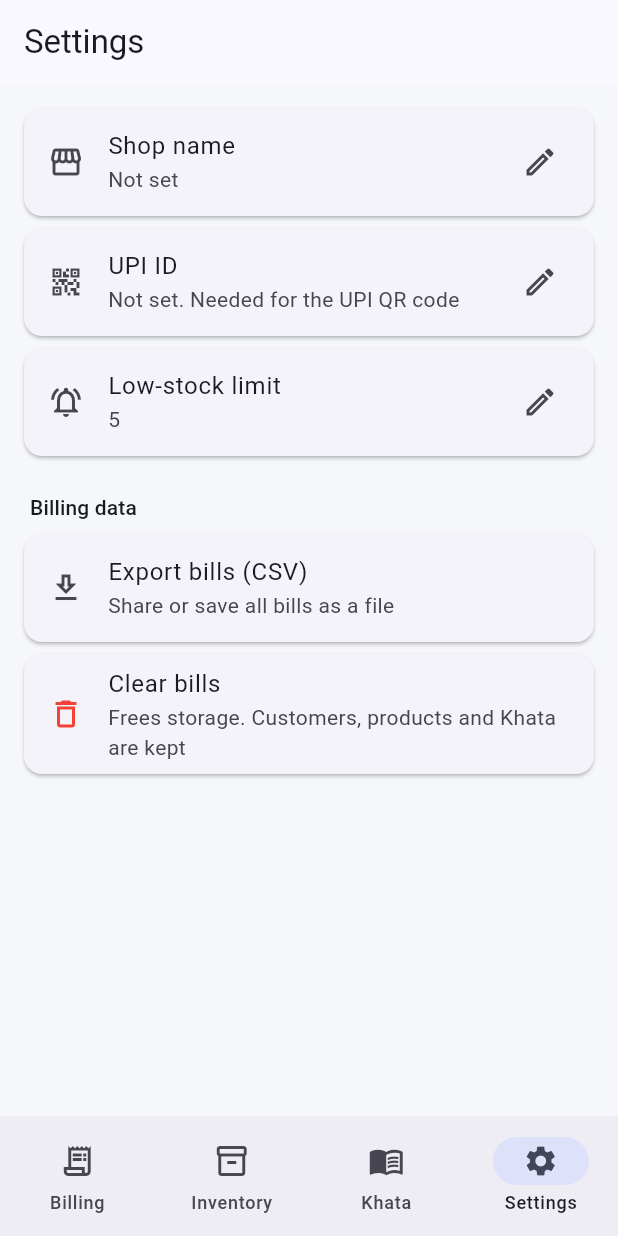
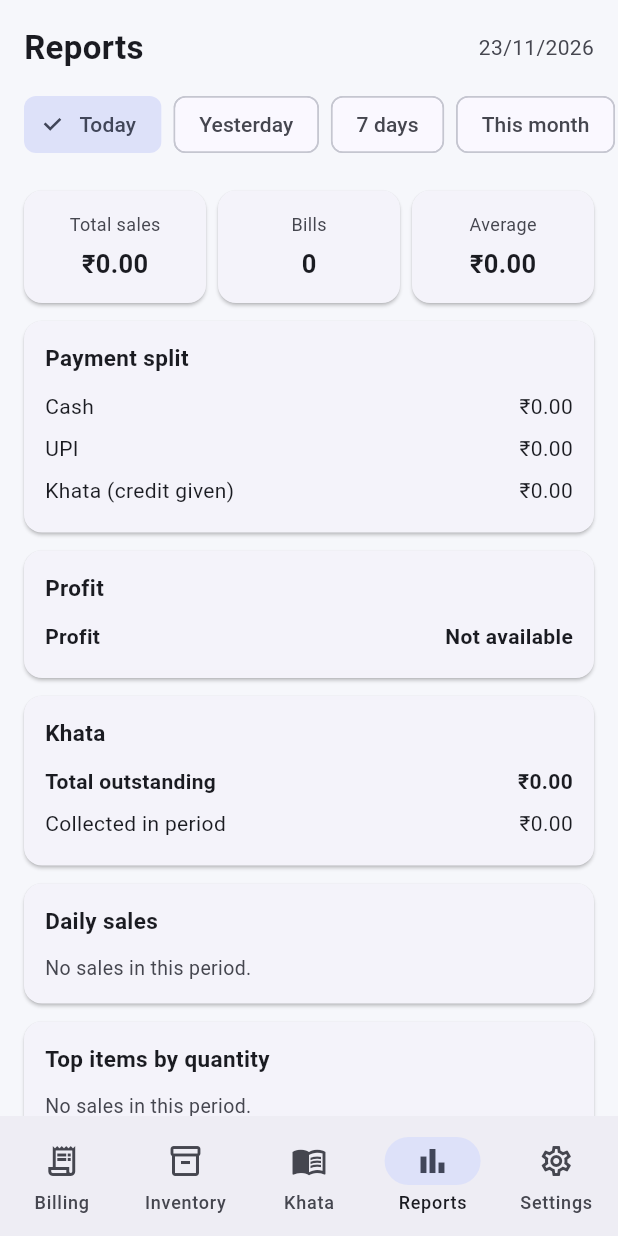
Before and after one commit to mhd-py/shop, a Flutter app: the screen it shows after launch, item 4 of the bottom bar chosen, on a phone screen of 412 x 824 dp. Run offline on Flutter 3.47's test engine with Material 3 defaults, Android fonts, the phone set to English and light mode, and no system bars; our stand-ins replace drift, drift_flutter, material_ui, qr_flutter, share_plus; accounts and stored records are empty; generated files the repository leaves out were written again.

Commit message:
Reports: sales, profit, Khata, top items, low stock

```diff
--- a/lib/data/bill_repository.dart
+++ b/lib/data/bill_repository.dart
@@ -24,11 +24,12 @@ class CartLine {
 }
 
 class _Draft {
-  _Draft(this.product, this.unit, this.quantity, this.price);
+  _Draft(this.product, this.unit, this.quantity, this.price, this.cost);
   final Product product;
   final SaleUnit unit;
   final int quantity;
   final int price;
+  final int cost;
 }
 
 class BillRepository {
@@ -70,20 +71,24 @@ class BillRepository {
           }
           final int price;
           final int pieces;
+          final int cost;
           if (l.unit == SaleUnit.pack) {
             final packPrice = p.sellPackPaise;
             if (p.packSize <= 1 || packPrice == null) {
               throw BillException('${p.name} is not sold in packs');
             }
             price = packPrice;
+            cost = p.costPaise * l.quantity;
             pieces = p.packSize * l.quantity;
           } else {
             price = p.sellPiecePaise;
+            final sz = p.packSize < 1 ? 1 : p.packSize;
+            cost = (p.costPaise * l.quantity * 2 + sz) ~/ (sz * 2);
             pieces = l.quantity;
           }
           needed[p.id] = (needed[p.id] ?? 0) + pieces;
           total += price * l.quantity;
-          drafts.add(_Draft(p, l.unit, l.quantity, price));
+          drafts.add(_Draft(p, l.unit, l.quantity, price, cost));
         }
 
         for (final e in needed.entries) {
@@ -136,6 +141,7 @@ class BillRepository {
                 quantity: d.quantity,
                 unitPricePaise: d.price,
                 lineTotalPaise: d.price * d.quantity,
+                costPaise: Value(d.cost),
               ));
         }
 
--- a/lib/data/database.dart
+++ b/lib/data/database.dart
@@ -17,7 +17,7 @@ class AppDatabase extends _$AppDatabase {
   AppDatabase([QueryExecutor? executor]) : super(executor ?? _open());
 
   @override
-  int get schemaVersion => 5;
+  int get schemaVersion => 6;
 
   @override
   MigrationStrategy get migration => MigrationStrategy(
@@ -39,6 +39,9 @@ class AppDatabase extends _$AppDatabase {
             await m.createTable(bills);
             await m.createTable(billItems);
           }
+          if (from < 6) {
+            await m.addColumn(billItems, billItems.costPaise);
+          }
         },
       );
 
--- /dev/null
+++ b/lib/data/report_repository.dart
@@ -0,0 +1,284 @@
+import 'package:drift/drift.dart';
+
+import 'database.dart';
+import 'tables/bill_items.dart';
+import 'tables/bills.dart';
+import 'tables/ledger_entries.dart';
+
+/// Half-open range: [start, end).
+class DateRange {
+  const DateRange(this.start, this.end);
+  final DateTime start;
+  final DateTime end;
+
+  static DateTime _day(DateTime d) => DateTime(d.year, d.month, d.day);
+
+  factory DateRange.today(DateTime now) {
+    final d = _day(now);
+    return DateRange(d, DateTime(d.year, d.month, d.day + 1));
+  }
+
+  factory DateRange.yesterday(DateTime now) {
+    final d = _day(now);
+    return DateRange(DateTime(d.year, d.month, d.day - 1), d);
+  }
+
+  factory DateRange.last7Days(DateTime now) {
+    final d = _day(now);
+    return DateRange(DateTime(d.year, d.month, d.day - 6),
+        DateTime(d.year, d.month, d.day + 1));
+  }
+
+  factory DateRange.thisMonth(DateTime now) => DateRange(
+      DateTime(now.year, now.month, 1), DateTime(now.year, now.month + 1, 1));
+
+  /// Both days included.
+  factory DateRange.days(DateTime from, DateTime to) {
+    final a = _day(from);
+    final b = _day(to);
+    return DateRange(a, DateTime(b.year, b.month, b.day + 1));
+  }
+}
+
+class SalesSummary {
+  const SalesSummary({
+    required this.totalPaise,
+    required this.billCount,
+    required this.cashPaise,
+    required this.upiPaise,
+    required this.khataPaise,
+    required this.profitPaise,
+    required this.billsWithoutCost,
+  });
+  final int totalPaise;
+  final int billCount;
+  final int cashPaise;
+  final int upiPaise;
+  final int khataPaise;
+
+  /// Null when no sold item in the period has a cost (never a wrong number).
+  final int? profitPaise;
+
+  /// Bills in the period with at least one item that has no cost recorded.
+  final int billsWithoutCost;
+
+  int get averagePaise => billCount == 0 ? 0 : totalPaise ~/ billCount;
+}
+
+class KhataSummary {
+  const KhataSummary({
+    required this.outstandingPaise,
+    required this.collectedPaise,
+    required this.topDebtors,
+  });
+  final int outstandingPaise;
+  final int collectedPaise;
+  final List<Customer> topDebtors;
+}
+
+class TopItem {
+  const TopItem({
+    required this.name,
+    required this.pieces,
+    required this.packs,
+    required this.totalPieces,
+    required this.profitPaise,
+  });
+  final String name;
+  final int pieces;
+  final int packs;
+
+  /// Pieces + packs converted to pieces.
+  final int totalPieces;
+
+  /// Null when none of its lines has a cost.
+  final int? profitPaise;
+}
+
+class DailySales {
+  const DailySales(this.day, this.totalPaise);
+  final DateTime day;
+  final int totalPaise;
+}
+
+class ReportRepository {
+  ReportRepository(this._db);
+  final AppDatabase _db;
+
+  /// THE ONE PLACE that decides which bills count in reports.
+  /// Later: exclude cancelled bills here.
+  Expression<bool> _validBill(Bills t, DateRange r) =>
+      t.createdAt.isBiggerOrEqualValue(r.start) &
+      t.createdAt.isSmallerThanValue(r.end);
+
+  /// THE ONE PLACE that decides a bill's amount.
+  /// Later: use the post-discount total here.
+  int _billAmount(Bill b) => b.totalPaise;
+
+  Future<List<Bill>> _bills(DateRange r) =>
+      (_db.select(_db.bills)..where((t) => _validBill(t, r))).get();
+
+  Future<List<BillItem>> _items(DateRange r) async {
+    final rows = await (_db.select(_db.billItems).join([
+      innerJoin(_db.bills, _db.bills.id.equalsExp(_db.billItems.billId)),
+    ])
+          ..where(_validBill(_db.bills, r)))
+        .get();
+    return rows.map((e) => e.readTable(_db.billItems)).toList();
+  }
+
+  Future<SalesSummary> summary(DateRange r) async {
+    final bills = await _bills(r);
+    final items = await _items(r);
+
+    var total = 0, cash = 0, upi = 0, khata = 0;
+    for (final b in bills) {
+      final a = _billAmount(b);
+      total += a;
+      switch (b.paymentMethod) {
+        case PaymentMethod.cash:
+          cash += a;
+        case PaymentMethod.upi:
+          upi += a;
+        case PaymentMethod.khata:
+          khata += a;
+      }
+    }
+
+    var profit = 0;
+    var costed = 0;
+    final uncosted = <int>{};
+    for (final i in items) {
+      final c = i.costPaise;
+      if (c == null) {
+        uncosted.add(i.billId);
+      } else {
+        profit += i.lineTotalPaise - c;
+        costed++;
+      }
+    }
+
+    return SalesSummary(
+      totalPaise: total,
+      billCount: bills.length,
+      cashPaise: cash,
+      upiPaise: upi,
+      khataPaise: khata,
+      profitPaise: costed == 0 ? null : profit,
+      billsWithoutCost: uncosted.length,
+    );
+  }
+
+  Future<KhataSummary> khata(DateRange r, {int topCount = 5}) async {
+    final customers = await _db.select(_db.customers).get();
+    var outstanding = 0;
+    for (final c in customers) {
+      if (c.balancePaise > 0) outstanding += c.balancePaise;
+    }
+    final debtors = customers.where((c) => c.balancePaise > 0).toList()
+      ..sort((a, b) => b.balancePaise.compareTo(a.balancePaise));
+
+    final entries = await (_db.select(_db.ledgerEntries)
+          ..where((t) =>
+              t.createdAt.isBiggerOrEqualValue(r.start) &
+              t.createdAt.isSmallerThanValue(r.end)))
+        .get();
+    var collected = 0;
+    for (final e in entries) {
+      if (e.type != LedgerType.credit) collected += e.amountPaise;
+    }
+
+    return KhataSummary(
+      outstandingPaise: outstanding,
+      collectedPaise: collected,
+      topDebtors: debtors.take(topCount).toList(),
+    );
+  }
+
+  Future<List<TopItem>> _aggregateItems(DateRange r) async {
+    final items = await _items(r);
+    final products = {
+      for (final p in await _db.select(_db.products).get()) p.id: p,
+    };
+    final map = <String, _Acc>{};
+    for (final i in items) {
+      final key = i.productId?.toString() ?? 'n:${i.productName}';
+      final acc = map.putIfAbsent(key, () => _Acc(i.productName));
+      if (i.unit == SaleUnit.pack) {
+        acc.packs += i.quantity;
+        final size = products[i.productId]?.packSize ?? 1;
+        acc.totalPieces += i.quantity * (size < 1 ? 1 : size);
+      } else {
+        acc.pieces += i.quantity;
+        acc.totalPieces += i.quantity;
+      }
+      final c = i.costPaise;
+      if (c != null) acc.profit = (acc.profit ?? 0) + i.lineTotalPaise - c;
+    }
+    return map.values
+        .map((a) => TopItem(
+              name: a.name,
+              pieces: a.pieces,
+              packs: a.packs,
+              totalPieces: a.totalPieces,
+              profitPaise: a.profit,
+            ))
+        .toList();
+  }
+
+  Future<List<TopItem>> topByQuantity(DateRange r, {int limit = 5}) async {
+    final all = await _aggregateItems(r);
+    all.sort((a, b) => b.totalPieces.compareTo(a.totalPieces));
+    return all.take(limit).toList();
+  }
+
+  /// Only items with a known profit.
+  Future<List<TopItem>> topByProfit(DateRange r, {int limit = 5}) async {
+    final all =
+        (await _aggregateItems(r)).where((a) => a.profitPaise != null).toList();
+    all.sort((a, b) => b.profitPaise!.compareTo(a.profitPaise!));
+    return all.take(limit).toList();
+  }
+
+  /// Products at or below [threshold], lowest stock first.
+  Future<List<Product>> lowStock(int threshold) => (_db.select(_db.products)
+        ..where((t) => t.stock.isSmallerOrEqualValue(threshold))
+        ..orderBy([(t) => OrderingTerm.asc(t.stock)]))
+      .get();
+
+  /// Stock valued at cost price (per piece).
+  Future<int> stockValueAtCost() async {
+    var sum = 0;
+    for (final p in await _db.select(_db.products).get()) {
+      final sz = p.packSize < 1 ? 1 : p.packSize;
+      sum += (p.stock * p.costPaise * 2 + sz) ~/ (sz * 2);
+    }
+    return sum;
+  }
+
+  /// One entry per day in the range (zero for days without sales).
+  Future<List<DailySales>> dailySales(DateRange r) async {
+    final bills = await _bills(r);
+    final byDay = <DateTime, int>{};
+    for (final b in bills) {
+      final d = DateTime(b.createdAt.year, b.createdAt.month, b.createdAt.day);
+      byDay[d] = (byDay[d] ?? 0) + _billAmount(b);
+    }
+    final out = <DailySales>[];
+    var d = r.start;
+    while (d.isBefore(r.end)) {
+      out.add(DailySales(d, byDay[d] ?? 0));
+      d = DateTime(d.year, d.month, d.day + 1);
+    }
+    return out;
+  }
+}
+
+class _Acc {
+  _Acc(this.name);
+  final String name;
+  int pieces = 0;
+  int packs = 0;
+  int totalPieces = 0;
+  int? profit;
+}
--- a/lib/data/tables/bill_items.dart
+++ b/lib/data/tables/bill_items.dart
@@ -16,4 +16,7 @@ class BillItems extends Table {
   IntColumn get quantity => integer()();
   IntColumn get unitPricePaise => integer()();
   IntColumn get lineTotalPaise => integer()();
+
+  /// Total cost of this line at sale time. Null for bills made before v6.
+  IntColumn get costPaise => integer().nullable()();
 }
--- /dev/null
+++ b/lib/features/reports/reports_screen.dart
@@ -0,0 +1,375 @@
+import 'package:material_ui/material_ui.dart';
+
+import '../../core/money.dart';
+import '../../data/database.dart';
+import '../../data/product_extensions.dart';
+import '../../data/report_repository.dart';
+import '../../data/settings_repository.dart';
+
+enum _Period { today, yesterday, week, month, custom }
+
+class _Data {
+  _Data(this.summary, this.khata, this.byQty, this.byProfit, this.low,
+      this.threshold, this.stockValue, this.daily);
+  final SalesSummary summary;
+  final KhataSummary khata;
+  final List<TopItem> byQty;
+  final List<TopItem> byProfit;
+  final List<Product> low;
+  final int threshold;
+  final int stockValue;
+  final List<DailySales> daily;
+}
+
+class ReportsScreen extends StatefulWidget {
+  const ReportsScreen({
+    super.key,
+    required this.reports,
+    required this.settings,
+    this.refresh,
+  });
+  final ReportRepository reports;
+  final SettingsRepository settings;
+
+  /// Reload whenever this changes (the tab was opened).
+  final Listenable? refresh;
+
+  @override
+  State<ReportsScreen> createState() => _ReportsScreenState();
+}
+
+class _ReportsScreenState extends State<ReportsScreen> {
+  _Period _period = _Period.today;
+  DateRange? _custom;
+  late Future<_Data> _future;
+
+  @override
+  void initState() {
+    super.initState();
+    _future = _load();
+    widget.refresh?.addListener(_reload);
+  }
+
+  @override
+  void dispose() {
+    widget.refresh?.removeListener(_reload);
+    super.dispose();
+  }
+
+  void _reload() {
+    if (!mounted) return;
+    setState(() => _future = _load());
+  }
+
+  DateRange _range() {
+    final now = DateTime.now();
+    switch (_period) {
+      case _Period.today:
+        return DateRange.today(now);
+      case _Period.yesterday:
+        return DateRange.yesterday(now);
+      case _Period.week:
+        return DateRange.last7Days(now);
+      case _Period.month:
+        return DateRange.thisMonth(now);
+      case _Period.custom:
+        return _custom ?? DateRange.today(now);
+    }
+  }
+
+  Future<_Data> _load() async {
+    final r = _range();
+    final rep = widget.reports;
+    final threshold = await widget.settings.watchLowStockThreshold().first;
+    return _Data(
+      await rep.summary(r),
+      await rep.khata(r),
+      await rep.topByQuantity(r),
+      await rep.topByProfit(r),
+      await rep.lowStock(threshold),
+      threshold,
+      await rep.stockValueAtCost(),
+      await rep.dailySales(r),
+    );
+  }
+
+  Future<void> _pick(_Period p) async {
+    if (p == _Period.custom) {
+      final now = DateTime.now();
+      final picked = await showDateRangePicker(
+        context: context,
+        firstDate: DateTime(2020),
+        lastDate: now,
+        initialDateRange: _custom == null
+            ? null
+            : DateTimeRange(
+                start: _custom!.start,
+                end: _custom!.end.subtract(const Duration(days: 1))),
+      );
+      if (picked == null) return;
+      _custom = DateRange.days(picked.start, picked.end);
+    }
+    setState(() {
+      _period = p;
+      _future = _load();
+    });
+  }
+
+  static const _labels = {
+    _Period.today: 'Today',
+    _Period.yesterday: 'Yesterday',
+    _Period.week: '7 days',
+    _Period.month: 'This month',
+    _Period.custom: 'Custom',
+  };
+
+  String _d(DateTime d) => '${d.day}/${d.month}/${d.year}';
+
+  String _rangeText() {
+    final r = _range();
+    final last = r.end.subtract(const Duration(days: 1));
+    final a = _d(r.start);
+    final b = _d(last);
+    return a == b ? a : '$a  to  $b';
+  }
+
+  @override
+  Widget build(BuildContext context) {
+    return Column(
+      children: [
+        Padding(
+          padding: const EdgeInsets.fromLTRB(16, 16, 16, 4),
+          child: Row(
+            children: [
+              const Expanded(
+                child: Text('Reports',
+                    style:
+                        TextStyle(fontSize: 22, fontWeight: FontWeight.w700)),
+              ),
+              Text(_rangeText(),
+                  style: TextStyle(
+                      color: Theme.of(context).colorScheme.onSurfaceVariant)),
+            ],
+          ),
+        ),
+        SingleChildScrollView(
+          scrollDirection: Axis.horizontal,
+          padding: const EdgeInsets.symmetric(horizontal: 12, vertical: 8),
+          child: Row(
+            children: [
+              for (final p in _Period.values)
+                Padding(
+                  padding: const EdgeInsets.symmetric(horizontal: 4),
+                  child: ChoiceChip(
+                    label: Text(_labels[p]!),
+                    selected: _period == p,
+                    onSelected: (_) => _pick(p),
+                  ),
+                ),
+            ],
+          ),
+        ),
+        Expanded(
+          child: FutureBuilder<_Data>(
+            future: _future,
+            builder: (context, snap) {
+              if (snap.hasError) {
+                return const Center(child: Text('Could not load reports'));
+              }
+              if (!snap.hasData) {
+                return const Center(child: CircularProgressIndicator());
+              }
+              return RefreshIndicator(
+                onRefresh: () async {
+                  _reload();
+                  await _future;
+                },
+                child: _body(context, snap.data!),
+              );
+            },
+          ),
+        ),
+      ],
+    );
+  }
+
+  Widget _body(BuildContext context, _Data d) {
+    final s = d.summary;
+    return ListView(
+      physics: const AlwaysScrollableScrollPhysics(),
+      padding: const EdgeInsets.fromLTRB(16, 4, 16, 24),
+      children: [
+        Row(
+          children: [
+            Expanded(child: _stat(context, 'Total sales', formatRupees(s.totalPaise))),
+            const SizedBox(width: 8),
+            Expanded(child: _stat(context, 'Bills', '${s.billCount}')),
+            const SizedBox(width: 8),
+            Expanded(child: _stat(context, 'Average', formatRupees(s.averagePaise))),
+          ],
+        ),
+        _section(context, 'Payment split', [
+          _row('Cash', formatRupees(s.cashPaise)),
+          _row('UPI', formatRupees(s.upiPaise)),
+          _row('Khata (credit given)', formatRupees(s.khataPaise)),
+        ]),
+        _section(context, 'Profit', [
+          _row('Profit',
+              s.profitPaise == null ? 'Not available' : formatRupees(s.profitPaise!),
+              bold: true),
+          if (s.billsWithoutCost > 0)
+            _note(context,
+                'Profit not available for ${s.billsWithoutCost} older bill${s.billsWithoutCost == 1 ? '' : 's'}.'),
+        ]),
+        _section(context, 'Khata', [
+          _row('Total outstanding', formatRupees(d.khata.outstandingPaise), bold: true),
+          _row('Collected in period', formatRupees(d.khata.collectedPaise)),
+          if (d.khata.topDebtors.isNotEmpty) ...[
+            const Divider(height: 20),
+            for (final c in d.khata.topDebtors)
+              _row(c.name, formatRupees(c.balancePaise)),
+          ],
+        ]),
+        _section(context, 'Daily sales', [_chart(context, d.daily)]),
+        _section(context, 'Top items by quantity', [
+          if (d.byQty.isEmpty) _note(context, 'No sales in this period.'),
+          for (final i in d.byQty) _row(i.name, _qty(i)),
+        ]),
+        _section(context, 'Top items by profit', [
+          if (d.byProfit.isEmpty) _note(context, 'No profit data in this period.'),
+          for (final i in d.byProfit) _row(i.name, formatRupees(i.profitPaise!)),
+        ]),
+        _section(context, 'Low stock (${d.threshold} or fewer)', [
+          if (d.low.isEmpty) _note(context, 'All items are well stocked.'),
+          for (final p in d.low) _row(p.name, p.stockText),
+        ]),
+        _section(context, 'Stock', [
+          _row('Stock value at cost', formatRupees(d.stockValue), bold: true),
+        ]),
+      ],
+    );
+  }
+
+  String _qty(TopItem i) {
+    final parts = <String>[];
+    if (i.pieces > 0) parts.add('${i.pieces} pcs');
+    if (i.packs > 0) parts.add('${i.packs} pack${i.packs == 1 ? '' : 's'}');
+    return parts.join(' + ');
+  }
+
+  Widget _stat(BuildContext context, String label, String value) {
+    final cs = Theme.of(context).colorScheme;
+    return Card(
+      margin: const EdgeInsets.only(top: 8),
+      child: Padding(
+        padding: const EdgeInsets.symmetric(horizontal: 10, vertical: 14),
+        child: Column(
+          children: [
+            Text(label,
+                style: TextStyle(fontSize: 12, color: cs.onSurfaceVariant)),
+            const SizedBox(height: 6),
+            FittedBox(
+              child: Text(value,
+                  style: const TextStyle(
+                      fontSize: 17, fontWeight: FontWeight.w700)),
+            ),
+          ],
+        ),
+      ),
+    );
+  }
+
+  Widget _section(BuildContext context, String title, List<Widget> children) {
+    return Card(
+      margin: const EdgeInsets.only(top: 12),
+      child: Padding(
+        padding: const EdgeInsets.all(14),
+        child: Column(
+          crossAxisAlignment: CrossAxisAlignment.start,
+          children: [
+            Text(title,
+                style:
+                    const TextStyle(fontSize: 15, fontWeight: FontWeight.w700)),
+            const SizedBox(height: 8),
+            ...children,
+          ],
+        ),
+      ),
+    );
+  }
+
+  Widget _row(String label, String value, {bool bold = false}) {
+    final style = TextStyle(fontWeight: bold ? FontWeight.w700 : FontWeight.w400);
+    return Padding(
+      padding: const EdgeInsets.symmetric(vertical: 4),
+      child: Row(
+        children: [
+          Expanded(child: Text(label, style: style, overflow: TextOverflow.ellipsis)),
+          const SizedBox(width: 8),
+          Text(value, style: style),
+        ],
+      ),
+    );
+  }
+
+  Widget _note(BuildContext context, String text) => Padding(
+        padding: const EdgeInsets.only(top: 4),
+        child: Text(text,
+            style: TextStyle(
+                fontSize: 13,
+                color: Theme.of(context).colorScheme.onSurfaceVariant)),
+      );
+
+  Widget _chart(BuildContext context, List<DailySales> days) {
+    if (days.length > 31) {
+      return _note(context, 'Chart shows up to 31 days. Pick a shorter period.');
+    }
+    final cs = Theme.of(context).colorScheme;
+    final max = days.fold<int>(0, (m, e) => e.totalPaise > m ? e.totalPaise : m);
+    if (max == 0) return _note(context, 'No sales in this period.');
+    const barArea = 110.0;
+    final step = days.length > 10 ? 5 : 1;
+    return Column(
+      crossAxisAlignment: CrossAxisAlignment.start,
+      children: [
+        Text('Highest day: ${formatRupees(max)}',
+            style: TextStyle(fontSize: 12, color: cs.onSurfaceVariant)),
+        const SizedBox(height: 8),
+        SizedBox(
+          height: barArea + 20,
+          child: Row(
+            crossAxisAlignment: CrossAxisAlignment.end,
+            children: [
+              for (var i = 0; i < days.length; i++)
+                Expanded(
+                  child: Column(
+                    mainAxisAlignment: MainAxisAlignment.end,
+                    children: [
+                      Container(
+                        height: days[i].totalPaise == 0
+                            ? 2
+                            : barArea * days[i].totalPaise / max,
+                        margin: const EdgeInsets.symmetric(horizontal: 2),
+                        decoration: BoxDecoration(
+                          color: days[i].totalPaise == 0
+                              ? cs.outlineVariant
+                              : cs.primary,
+                          borderRadius: BorderRadius.circular(3),
+                        ),
+                      ),
+                      const SizedBox(height: 4),
+                      SizedBox(
+                        height: 16,
+                        child: Text(i % step == 0 ? '${days[i].day.day}' : '',
+                            style: const TextStyle(fontSize: 10)),
+                      ),
+                    ],
+                  ),
+                ),
+            ],
+          ),
+        ),
+      ],
+    );
+  }
+}
--- a/lib/main.dart
+++ b/lib/main.dart
@@ -5,6 +5,8 @@ import 'data/bill_repository.dart';
 import 'data/customer_repository.dart';
 import 'features/khata/khata_screen.dart';
 import 'features/settings/settings_screen.dart';
+import 'features/reports/reports_screen.dart';
+import 'data/report_repository.dart';
 import 'data/database.dart';
 import 'data/product_repository.dart';
 import 'features/inventory/inventory_screen.dart';
@@ -47,6 +49,7 @@ class MainNavigation extends StatefulWidget {
 
 class _MainNavigationState extends State<MainNavigation> {
   int selectedIndex = 0;
+  final reportsTick = ValueNotifier<int>(0);
 
   late final List<Widget> pages = [
     BillingScreen(
@@ -63,6 +66,11 @@ class _MainNavigationState extends State<MainNavigation> {
       repo: CustomerRepository(widget.database),
       ledger: LedgerRepository(widget.database),
     ),
+    ReportsScreen(
+      reports: ReportRepository(widget.database),
+      settings: SettingsRepository(widget.database),
+      refresh: reportsTick,
+    ),
     SettingsScreen(
       bills: BillRepository(widget.database),
       settings: SettingsRepository(widget.database),
@@ -77,7 +85,10 @@ class _MainNavigationState extends State<MainNavigation> {
       ),
       bottomNavigationBar: NavigationBar(
         selectedIndex: selectedIndex,
-        onDestinationSelected: (i) => setState(() => selectedIndex = i),
+        onDestinationSelected: (i) {
+          setState(() => selectedIndex = i);
+          if (i == 3) reportsTick.value++;
+        },
         destinations: const [
           NavigationDestination(
             icon: Icon(Icons.receipt_long_outlined),
@@ -95,6 +106,11 @@ class _MainNavigationState extends State<MainNavigation> {
             label: 'Khata',
           ),
           NavigationDestination(
+            icon: Icon(Icons.bar_chart_outlined),
+            selectedIcon: Icon(Icons.bar_chart),
+            label: 'Reports',
+          ),
+          NavigationDestination(
             icon: Icon(Icons.settings_outlined),
             selectedIcon: Icon(Icons.settings),
             label: 'Settings',
```
Also changed, not shown: lib/data/database.g.dart, 2 other files.
